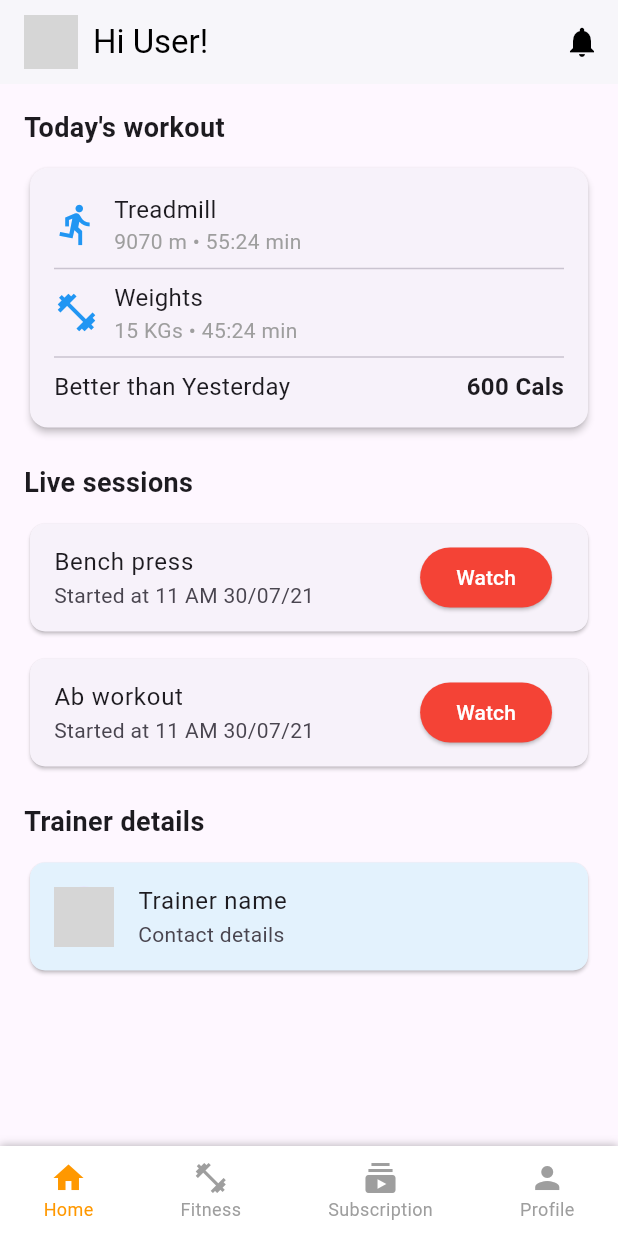
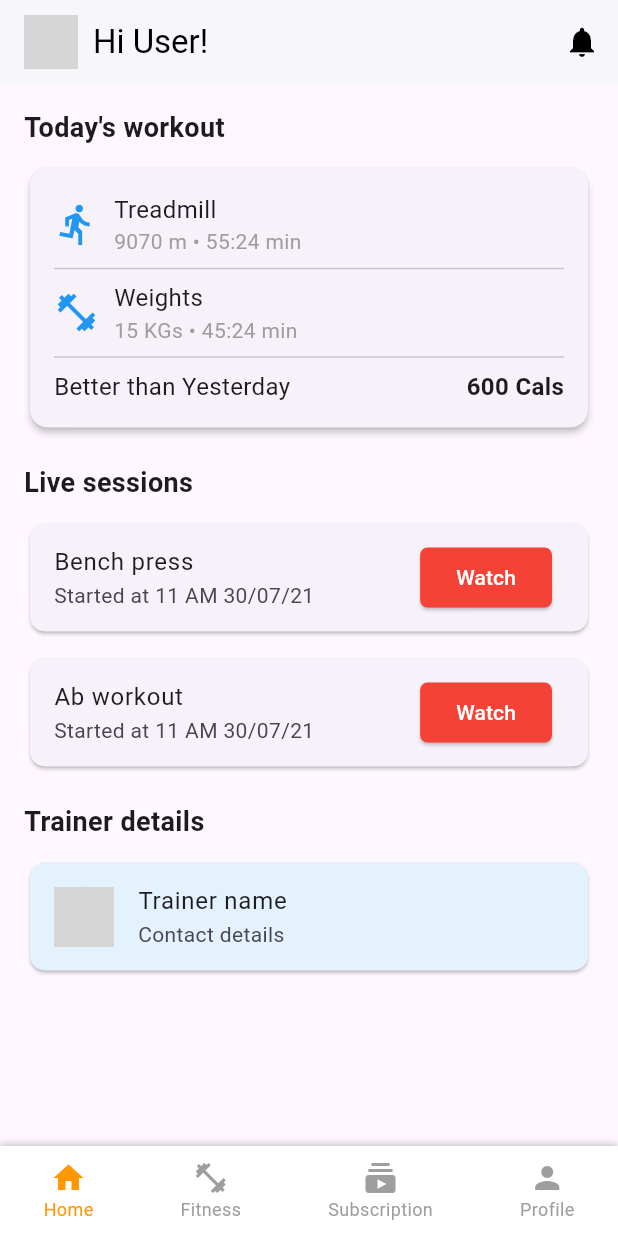
Before and after one commit to Theproxycos/pulse_gym, a Flutter app: the screen it shows after launch, on a phone screen of 412 x 824 dp. Run offline on Flutter 3.47's test engine with Material 3 defaults, Android fonts, the phone set to English and light mode, and no system bars; grey boxes are pictures that could not be loaded.

Commit message:
home page changes 3.0

```diff
--- a/lib/screens/homepage.dart
+++ b/lib/screens/homepage.dart
@@ -152,6 +152,8 @@ class HomePage extends StatelessWidget {
           onPressed: () {},
           style: ElevatedButton.styleFrom(
             backgroundColor: Colors.red,
+            shape:
+                RoundedRectangleBorder(borderRadius: BorderRadius.circular(5)),
           ),
           child: const Text(
             "Watch",
```
